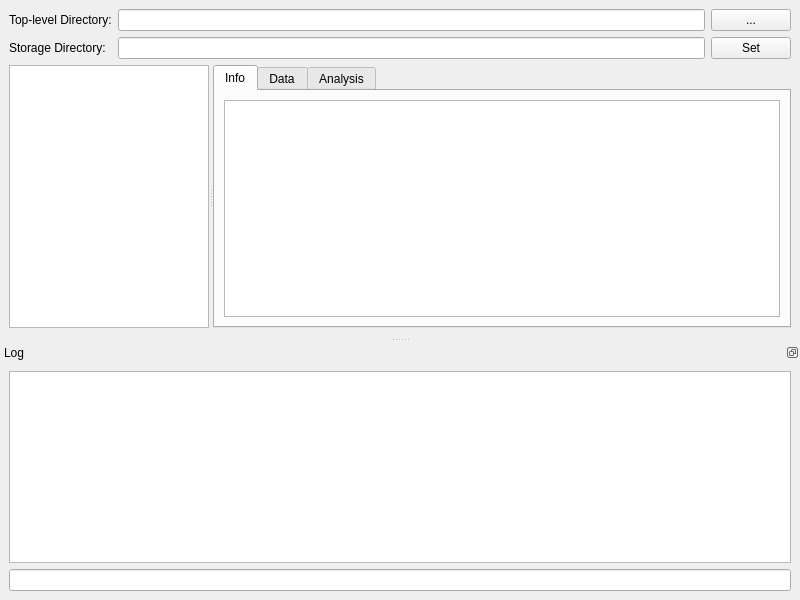
Before: the Qt Designer form lib/modules/DataManager/DataManagerTemplate.ui in acq4/acq4, drawn with Qt 5.
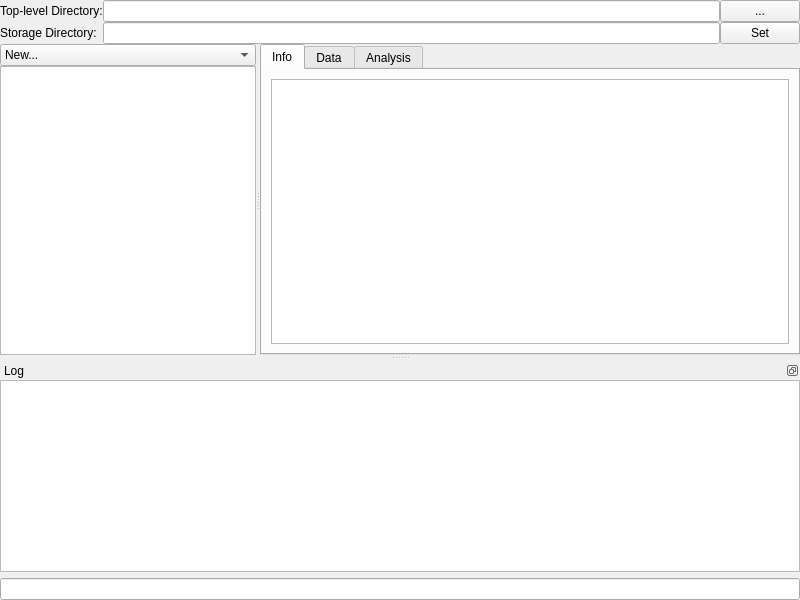
After: the same form once the commit is applied.

```diff
--- a/lib/modules/DataManager/DataManagerTemplate.ui
+++ b/lib/modules/DataManager/DataManagerTemplate.ui
@@ -15,6 +15,12 @@
   </property>
   <widget class="QWidget" name="centralwidget">
    <layout class="QGridLayout" name="gridLayout">
+    <property name="margin">
+     <number>0</number>
+    </property>
+    <property name="spacing">
+     <number>0</number>
+    </property>
     <item row="0" column="0">
      <widget class="QLabel" name="label_2">
       <property name="text">
@@ -47,13 +53,62 @@
       <property name="orientation">
        <enum>Qt::Horizontal</enum>
       </property>
-      <widget class="QTreeView" name="fileTreeView">
-       <property name="sizePolicy">
-        <sizepolicy hsizetype="Expanding" vsizetype="Expanding">
-         <horstretch>3</horstretch>
-         <verstretch>0</verstretch>
-        </sizepolicy>
-       </property>
+      <widget class="QWidget" name="">
+       <layout class="QVBoxLayout" name="verticalLayout_2">
+        <property name="spacing">
+         <number>0</number>
+        </property>
+        <item>
+         <widget class="QComboBox" name="comboBox">
+          <property name="sizePolicy">
+           <sizepolicy hsizetype="Expanding" vsizetype="Fixed">
+            <horstretch>0</horstretch>
+            <verstretch>0</verstretch>
+           </sizepolicy>
+          </property>
+          <item>
+           <property name="text">
+            <string>New...</string>
+           </property>
+          </item>
+          <item>
+           <property name="text">
+            <string>Folder</string>
+           </property>
+          </item>
+          <item>
+           <property name="text">
+            <string>Day</string>
+           </property>
+          </item>
+          <item>
+           <property name="text">
+            <string>Experiment</string>
+           </property>
+          </item>
+          <item>
+           <property name="text">
+            <string>Slice</string>
+           </property>
+          </item>
+          <item>
+           <property name="text">
+            <string>Cell</string>
+           </property>
+          </item>
+         </widget>
+        </item>
+        <item>
+         <widget class="QTreeView" name="fileTreeView">
+          <property name="sizePolicy">
+           <sizepolicy hsizetype="Expanding" vsizetype="Expanding">
+            <horstretch>3</horstretch>
+            <verstretch>0</verstretch>
+           </sizepolicy>
+          </property>
+         </widget>
+        </item>
+       </layout>
       </widget>
       <widget class="QTabWidget" name="fileDisplayTabs">
        <property name="sizePolicy">
@@ -112,6 +167,9 @@
    </attribute>
    <widget class="QWidget" name="dockWidgetContents">
     <layout class="QVBoxLayout" name="verticalLayout">
+     <property name="margin">
+      <number>0</number>
+     </property>
      <item>
       <widget class="QTextBrowser" name="textBrowser"/>
      </item>
```
Left out of the diff: 14 changed lines with no effect on the pictures.
